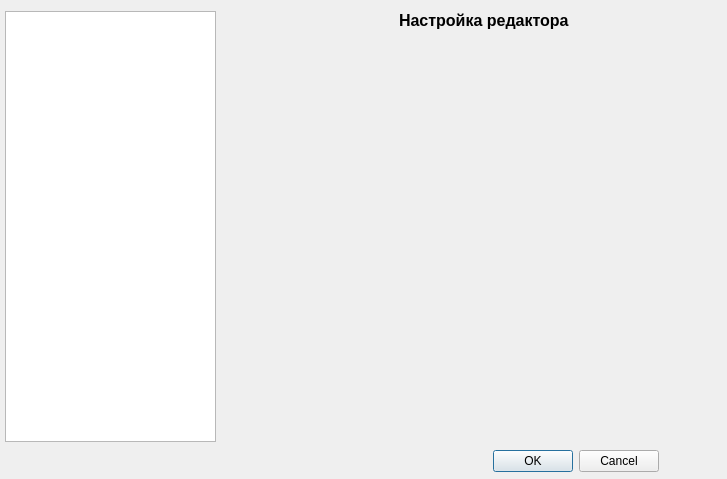
This is settingsdialog.ui in NOOBS-DevTeam/Appendix as Qt 5 draws it before an edit. The edited form follows.
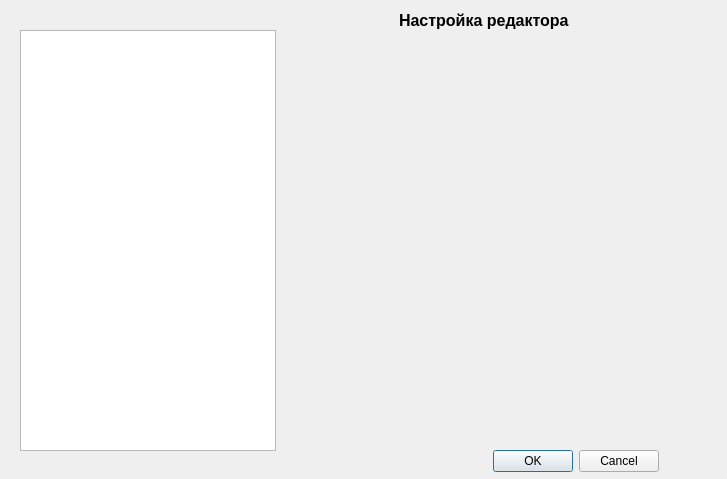
This is the edited form. The open tabs and pages were chosen to show the change.

Diff of the .ui file:
```diff
--- a/settingsdialog.ui
+++ b/settingsdialog.ui
@@ -29,16 +29,6 @@
     <set>QDialogButtonBox::Cancel|QDialogButtonBox::Ok</set>
    </property>
   </widget>
-  <widget class="QListView" name="listView">
-   <property name="geometry">
-    <rect>
-     <x>5</x>
-     <y>11</y>
-     <width>211</width>
-     <height>431</height>
-    </rect>
-   </property>
-  </widget>
   <widget class="QStackedWidget" name="stackedWidget">
    <property name="geometry">
     <rect>
@@ -88,6 +78,16 @@
     </widget>
    </widget>
   </widget>
+  <widget class="QListWidget" name="listWidget">
+   <property name="geometry">
+    <rect>
+     <x>20</x>
+     <y>30</y>
+     <width>256</width>
+     <height>421</height>
+    </rect>
+   </property>
+  </widget>
  </widget>
  <resources/>
  <connections>
```
Left out of the diff: 2 changed lines with no effect on the pictures.
